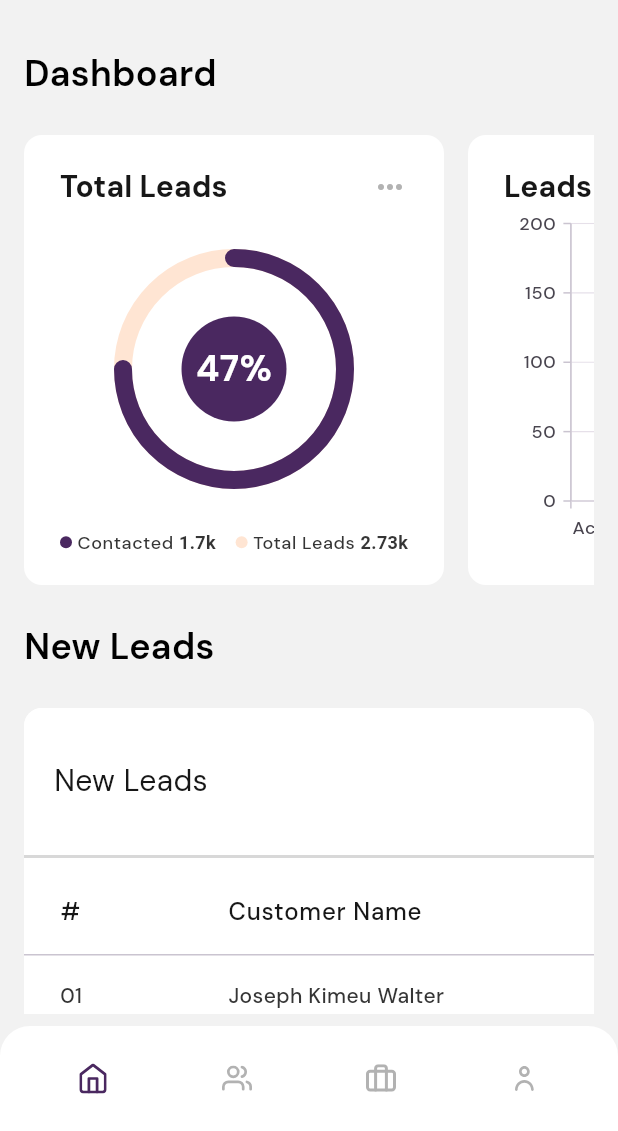
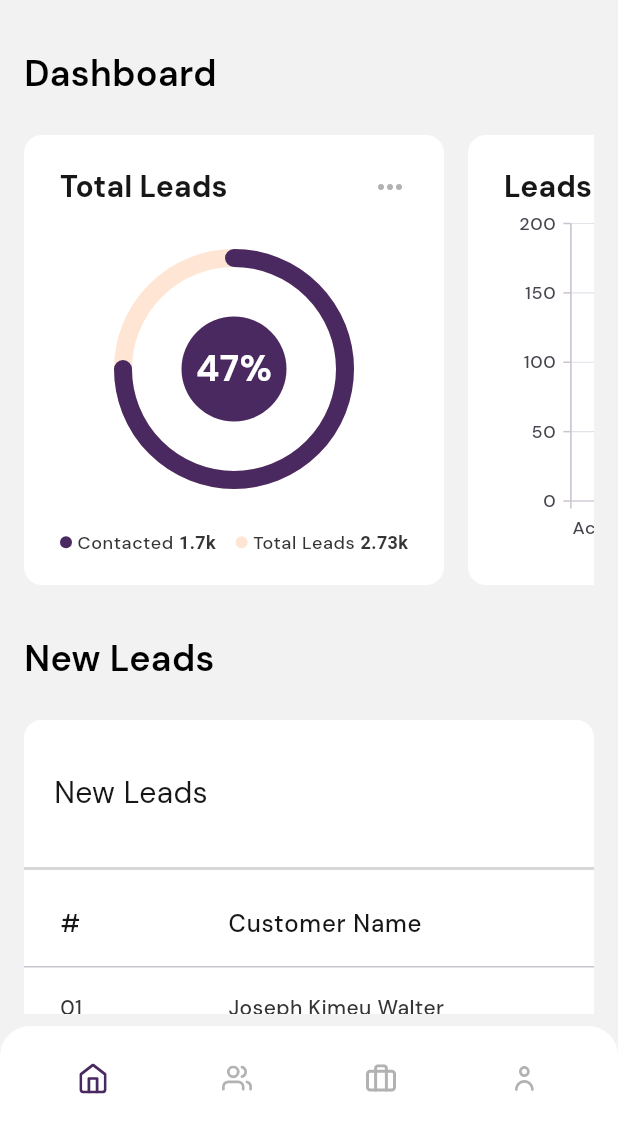
Before and after one commit to KenStarry/Dentsu_Quotes, a Flutter app: the screen it shows after launch, on a phone screen of 412 x 824 dp, the part 105-1236 px from its top. Run offline on Flutter 3.47's test engine with Material 3 defaults, Android fonts, the phone set to English and light mode, and no system bars; drawn by our look-alikes of data_table_2, percent_indicator; our stand-ins replace cached_network_image, flutter_native_splash, flutter_svg, get, sliver_tools, syncfusion_flutter_charts.

Commit message:
New Leads Table section UI fixes

```diff
--- a/lib/feature_home/presentation/screens/home_page.dart
+++ b/lib/feature_home/presentation/screens/home_page.dart
@@ -35,6 +35,16 @@ class _HomePageState extends State<HomePage> {
             //  home overview cards
             const OverviewCardsSection(),
 
+            const SliverToBoxAdapter(child: SizedBox(height: 32)),
+
+            //  title
+            SliverToBoxAdapter(
+                child: Text('New Leads',
+                    style: TextStyle(
+                        fontSize: Theme.of(context).textTheme.titleMedium!.fontSize,
+                        fontWeight: FontWeight.w600,
+                        color: Theme.of(context).textTheme.titleLarge!.color))),
+
             const SliverToBoxAdapter(child: SizedBox(height: 24)),
 
             //  new leads section
--- a/lib/feature_leads/presentation/screens/leads_page.dart
+++ b/lib/feature_leads/presentation/screens/leads_page.dart
@@ -1,5 +1,7 @@
 import 'package:dentsu_quotes/theme/colors.dart';
 import 'package:flutter/material.dart';
+
+import '../../../feature_home/presentation/components/new_leads_table_section.dart';
 
 class LeadsPage extends StatefulWidget {
   const LeadsPage({super.key});
@@ -71,6 +73,8 @@ class _LeadsPageState extends State<LeadsPage> {
               ],
             )),
             const SliverToBoxAdapter(child: SizedBox(height: 24)),
+            //  new leads section
+            const NewLeadsTableSection()
           ],
         ),
       ),
```
Also changed, not shown: lib/feature_home/presentation/components/new_leads_table_section.dart (+6 -21 lines).
